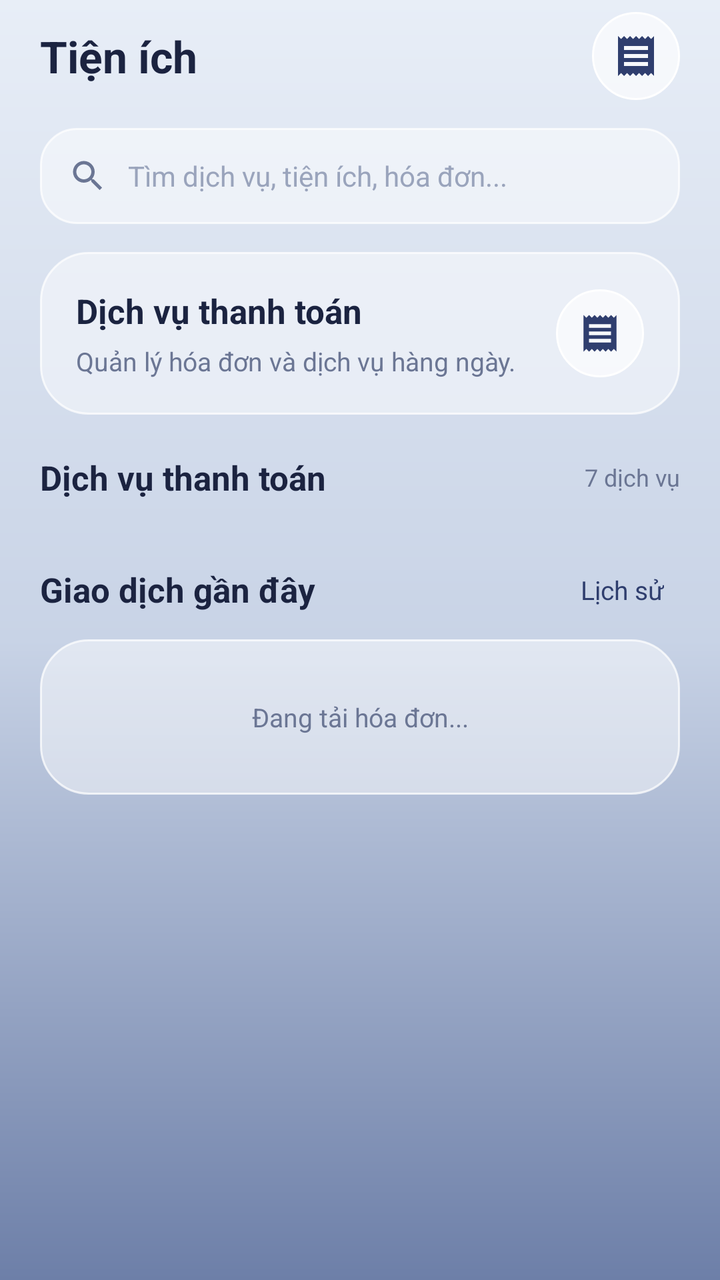
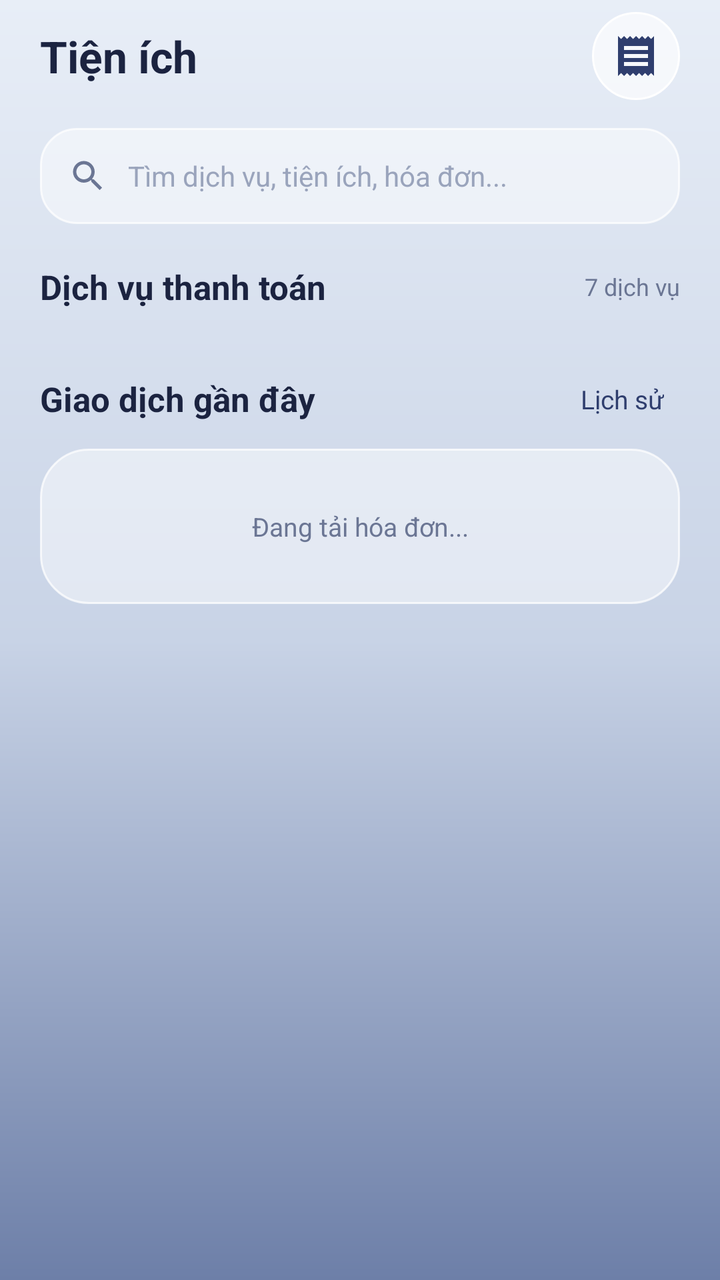

Before-and-after screenshots of an Android layout around one commit, followed by the original layout XML and the change that was made.
<!-- AndroidManifest.xml: application theme Theme.Final_term -->
<!-- res/layout/fragment_utilities_hub.xml -->
<?xml version="1.0" encoding="utf-8"?>
<LinearLayout xmlns:android="http://schemas.android.com/apk/res/android"
    xmlns:app="http://schemas.android.com/apk/res-auto"
    android:layout_width="match_parent"
    android:layout_height="match_parent"
    android:background="@drawable/background_gradient"
    android:orientation="vertical">

    <LinearLayout
        android:layout_width="match_parent"
        android:layout_height="56dp"
        android:gravity="center_vertical"
        android:orientation="horizontal"
        android:paddingHorizontal="20dp">

        <TextView
            android:layout_width="0dp"
            android:layout_height="wrap_content"
            android:layout_weight="1"
            android:text="Tiện ích"
            android:textColor="@color/ink"
            android:textSize="22sp"
            android:textStyle="bold" />

        <ImageButton
            android:id="@+id/utility_history_button"
            android:layout_width="44dp"
            android:layout_height="44dp"
            android:background="@drawable/circle_action_button"
            android:contentDescription="Lịch sử giao dịch tiện ích"
            android:padding="11dp"
            android:src="@drawable/ic_receipt"
            app:tint="@color/navy" />
    </LinearLayout>

    <ScrollView
        android:layout_width="match_parent"
        android:layout_height="0dp"
        android:layout_weight="1"
        android:clipToPadding="false"
        android:fillViewport="true"
        android:paddingStart="20dp"
        android:paddingTop="8dp"
        android:paddingEnd="20dp"
        android:paddingBottom="108dp">

        <LinearLayout
            android:layout_width="match_parent"
            android:layout_height="wrap_content"
            android:orientation="vertical">

            <LinearLayout
                android:layout_width="match_parent"
                android:layout_height="48dp"
                android:background="@drawable/input_glass_field"
                android:gravity="center_vertical"
                android:paddingHorizontal="14dp">

                <ImageView
                    android:layout_width="20dp"
                    android:layout_height="20dp"
                    android:contentDescription=""
                    android:src="@drawable/ic_search"
                    app:tint="@color/ink_muted" />

                <EditText
                    android:id="@+id/utility_search_input"
                    android:layout_width="0dp"
                    android:layout_height="match_parent"
                    android:layout_marginStart="10dp"
                    android:layout_weight="1"
                    android:background="@android:color/transparent"
                    android:hint="Tìm dịch vụ, tiện ích, hóa đơn..."
                    android:imeOptions="actionSearch"
                    android:inputType="text"
                    android:singleLine="true"
                    android:textColor="@color/ink"
                    android:textColorHint="@color/ink_faint"
                    android:textSize="14sp" />
            </LinearLayout>

            <LinearLayout
                android:layout_width="match_parent"
                android:layout_height="wrap_content"
                android:layout_marginTop="14dp"
                android:background="@drawable/glass_panel_card"
                android:gravity="center_vertical"
                android:orientation="horizontal"
                android:padding="18dp">

                <LinearLayout
                    android:layout_width="0dp"
                    android:layout_height="wrap_content"
                    android:layout_weight="1"
                    android:orientation="vertical">

                    <TextView
                        android:layout_width="wrap_content"
                        android:layout_height="wrap_content"
                        android:text="Dịch vụ thanh toán"
                        android:textColor="@color/ink"
                        android:textSize="17sp"
                        android:textStyle="bold" />

                    <TextView
                        android:layout_width="wrap_content"
                        android:layout_height="wrap_content"
                        android:layout_marginTop="5dp"
                        android:text="Quản lý hóa đơn và dịch vụ hàng ngày."
                        android:textColor="@color/ink_muted"
                        android:textSize="13sp" />
                </LinearLayout>

                <ImageView
                    android:layout_width="44dp"
                    android:layout_height="44dp"
                    android:background="@drawable/circle_action_button"
                    android:contentDescription=""
                    android:padding="11dp"
                    android:src="@drawable/ic_receipt"
                    app:tint="@color/navy" />
            </LinearLayout>

            <LinearLayout
                android:layout_width="match_parent"
                android:layout_height="wrap_content"
                android:layout_marginTop="20dp"
                android:gravity="center_vertical"
                android:orientation="horizontal">

                <TextView
                    android:layout_width="0dp"
                    android:layout_height="wrap_content"
                    android:layout_weight="1"
                    android:text="Dịch vụ thanh toán"
                    android:textColor="@color/ink"
                    android:textSize="17sp"
                    android:textStyle="bold" />

                <TextView
                    android:layout_width="wrap_content"
                    android:layout_height="wrap_content"
                    android:text="7 dịch vụ"
                    android:textColor="@color/ink_muted"
                    android:textSize="12sp" />
            </LinearLayout>

            <GridLayout
                android:id="@+id/utility_grid"
                android:layout_width="match_parent"
                android:layout_height="wrap_content"
                android:layout_marginTop="12dp"
                android:columnCount="4"
                android:useDefaultMargins="true" />

            <TextView
                android:id="@+id/utility_status"
                android:layout_width="match_parent"
                android:layout_height="wrap_content"
                android:layout_marginTop="10dp"
                android:gravity="center"
                android:padding="12dp"
                android:textColor="@color/ink_muted"
                android:textSize="13sp"
                android:visibility="gone" />

            <LinearLayout
                android:layout_width="match_parent"
                android:layout_height="wrap_content"
                android:layout_marginTop="16dp"
                android:gravity="center_vertical"
                android:orientation="horizontal">

                <TextView
                    android:layout_width="0dp"
                    android:layout_height="wrap_content"
                    android:layout_weight="1"
                    android:text="Giao dịch gần đây"
                    android:textColor="@color/ink"
                    android:textSize="17sp"
                    android:textStyle="bold" />

                <TextView
                    android:id="@+id/utility_see_history"
                    android:layout_width="wrap_content"
                    android:layout_height="wrap_content"
                    android:padding="8dp"
                    android:text="Lịch sử"
                    android:textColor="@color/navy"
                    android:textSize="13sp" />
            </LinearLayout>

            <LinearLayout
                android:id="@+id/utility_recent_list"
                android:layout_width="match_parent"
                android:layout_height="wrap_content"
                android:layout_marginTop="8dp"
                android:background="@drawable/glass_panel_card"
                android:orientation="vertical"
                android:padding="12dp">

                <TextView
                    android:id="@+id/utility_recent_empty"
                    android:layout_width="match_parent"
                    android:layout_height="wrap_content"
                    android:gravity="center"
                    android:padding="18dp"
                    android:text="Đang tải hóa đơn..."
                    android:textColor="@color/ink_muted"
                    android:textSize="13sp" />
            </LinearLayout>

            <View android:layout_width="match_parent" android:layout_height="20dp" />
        </LinearLayout>
    </ScrollView>
</LinearLayout>
<!-- resources referenced by this layout -->
<resources>
  <color name="ink">#FF1B2340</color>
  <color name="ink_faint">#FF9AA4BC</color>
  <color name="ink_muted">#FF6B7694</color>
  <color name="navy">#FF2F3E6E</color>
  <!-- drawable background_gradient (drawable) -->
  <?xml version="1.0" encoding="utf-8"?>
  <shape xmlns:android="http://schemas.android.com/apk/res/android">
      <gradient
          android:angle="270"
          android:startColor="#FFE8EEF7"
          android:centerColor="#FFC8D3E6"
          android:endColor="#FF6D7FA8"
          android:type="linear" />
  </shape>
  <!-- drawable circle_action_button (drawable) -->
  <?xml version="1.0" encoding="utf-8"?>
  <ripple xmlns:android="http://schemas.android.com/apk/res/android"
      android:color="@color/glass_card_pressed">
      <item>
          <shape android:shape="oval">
              <solid android:color="@color/glass_circle_btn" />
              <stroke
                  android:width="1dp"
                  android:color="@color/white" />
          </shape>
      </item>
  </ripple>
  <!-- drawable glass_panel_card (drawable) -->
  <?xml version="1.0" encoding="utf-8"?>
  <ripple xmlns:android="http://schemas.android.com/apk/res/android"
      android:color="@color/glass_card_pressed">
      <item>
          <shape android:shape="rectangle">
              <corners android:radius="24dp" />
              <solid android:color="@color/glass_card" />
              <stroke
                  android:width="1dp"
                  android:color="@color/glass_border" />
          </shape>
      </item>
  </ripple>
  <!-- drawable ic_receipt (drawable) -->
  <vector xmlns:android="http://schemas.android.com/apk/res/android"
      android:width="24dp"
      android:height="24dp"
      android:viewportWidth="24"
      android:viewportHeight="24">
      <path
          android:fillColor="@color/navy"
          android:pathData="M18,17H6v-2h12v2zm0,-4H6v-2h12v2zm0,-4H6V7h12v2zM3,22l1.5,-1.5L6,22l1.5,-1.5L9,22l1.5,-1.5L12,22l1.5,-1.5L15,22l1.5,-1.5L18,22l1.5,-1.5L21,22V2l-1.5,1.5L18,2l-1.5,1.5L15,2l-1.5,1.5L12,2l-1.5,1.5L9,2 7.5,3.5 6,2 4.5,3.5 3,2v20z" />
  </vector>
  <!-- drawable ic_search (drawable) -->
  <vector xmlns:android="http://schemas.android.com/apk/res/android"
      android:width="24dp"
      android:height="24dp"
      android:viewportWidth="24"
      android:viewportHeight="24">
      <path
          android:fillColor="@color/ink_muted"
          android:pathData="M15.5,14h-0.79l-0.28,-0.27C15.41,12.59 16,11.11 16,9.5 16,5.91 13.09,3 9.5,3S3,5.91 3,9.5 5.91,16 9.5,16c1.61,0 3.09,-0.59 4.23,-1.57l0.27,0.28v0.79l5,4.99L20.49,19l-4.99,-5zm-6,0C7.01,14 5,11.99 5,9.5S7.01,5 9.5,5 14,7.01 14,9.5 11.99,14 9.5,14z" />
  </vector>
  <style name="Theme.Final_term" parent="Base.Theme.Final_term" />
  <color name="glass_card_pressed">#8AFFFFFF</color>
  <color name="glass_circle_btn">#A6FFFFFF</color>
  <color name="white">#FFFFFFFF</color>
  <color name="glass_card">#73FFFFFF</color>
  <color name="glass_border">#BFFFFFFF</color>
  <color name="slate_blue">#FF5A6C99</color>
  <color name="bg_mist">#FFF4F6FA</color>
  <color name="bg_slate_soft">#FFB9C4DC</color>
  <color name="danger">#FFD8475F</color>
  <style name="NimbusSpinnerStyle" parent="Widget.AppCompat.Spinner">
          <item name="android:popupBackground">@drawable/bg_nimbus_dropdown_popup</item>
          <item name="android:dropDownVerticalOffset">6dp</item>
      </style>
  <color name="bg_slate">#FF8D9CC0</color>
  <!-- drawable bg_nimbus_dropdown_popup (drawable) -->
  <?xml version="1.0" encoding="utf-8"?>
  <shape xmlns:android="http://schemas.android.com/apk/res/android"
      android:shape="rectangle">
      <solid android:color="@color/glass_sheet" />
      <corners android:radius="18dp" />
      <stroke
          android:width="1dp"
          android:color="@color/glass_border" />
  </shape>
  <color name="glass_sheet">#F2FFFFFF</color>
  <!-- unchanged entries left out for length: 4 -->
</resources>

<!-- the commit's change to res/layout/fragment_utilities_hub.xml (unified diff, before → after) -->
@@ -77,48 +77,6 @@
                     android:textColor="@color/ink"
                     android:textColorHint="@color/ink_faint"
                     android:textSize="14sp" />
-            </LinearLayout>
-
-            <LinearLayout
-                android:layout_width="match_parent"
-                android:layout_height="wrap_content"
-                android:layout_marginTop="14dp"
-                android:background="@drawable/glass_panel_card"
-                android:gravity="center_vertical"
-                android:orientation="horizontal"
-                android:padding="18dp">
-
-                <LinearLayout
-                    android:layout_width="0dp"
-                    android:layout_height="wrap_content"
-                    android:layout_weight="1"
-                    android:orientation="vertical">
-
-                    <TextView
-                        android:layout_width="wrap_content"
-                        android:layout_height="wrap_content"
-                        android:text="Dịch vụ thanh toán"
-                        android:textColor="@color/ink"
-                        android:textSize="17sp"
-                        android:textStyle="bold" />
-
-                    <TextView
-                        android:layout_width="wrap_content"
-                        android:layout_height="wrap_content"
-                        android:layout_marginTop="5dp"
-                        android:text="Quản lý hóa đơn và dịch vụ hàng ngày."
-                        android:textColor="@color/ink_muted"
-                        android:textSize="13sp" />
-                </LinearLayout>
-
-                <ImageView
-                    android:layout_width="44dp"
-                    android:layout_height="44dp"
-                    android:background="@drawable/circle_action_button"
-                    android:contentDescription=""
-                    android:padding="11dp"
-                    android:src="@drawable/ic_receipt"
-                    app:tint="@color/navy" />
             </LinearLayout>
 
             <LinearLayout
